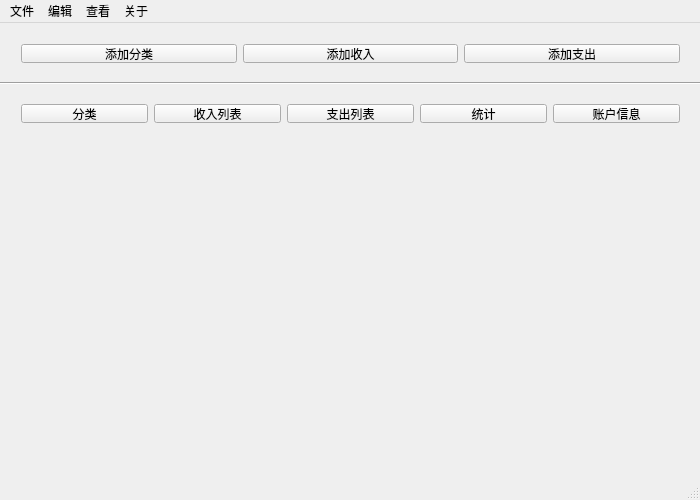
The window that mainwindow.ui (chaideblog/DailyAccount) describes before a commit, drawn with Qt 5.
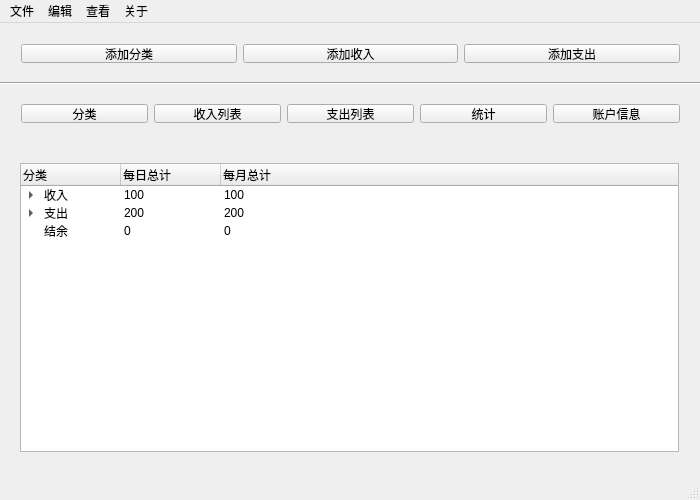
The same window after the commit.

```diff
--- a/mainwindow.ui
+++ b/mainwindow.ui
@@ -110,6 +110,92 @@
      </item>
     </layout>
    </widget>
+   <widget class="QWidget" name="verticalLayoutWidget">
+    <property name="geometry">
+     <rect>
+      <x>9</x>
+      <y>129</y>
+      <width>681</width>
+      <height>311</height>
+     </rect>
+    </property>
+    <layout class="QVBoxLayout" name="verticalLayout">
+     <item>
+      <widget class="QTreeWidget" name="treeWidget">
+       <column>
+        <property name="text">
+         <string>分类</string>
+        </property>
+       </column>
+       <column>
+        <property name="text">
+         <string>每日总计</string>
+        </property>
+       </column>
+       <column>
+        <property name="text">
+         <string>每月总计</string>
+        </property>
+       </column>
+       <item>
+        <property name="text">
+         <string>收入</string>
+        </property>
+        <property name="text">
+         <string>100</string>
+        </property>
+        <property name="text">
+         <string>100</string>
+        </property>
+        <item>
+         <property name="text">
+          <string>工资</string>
+         </property>
+         <property name="text">
+          <string>99</string>
+         </property>
+         <property name="text">
+          <string>99</string>
+         </property>
+        </item>
+       </item>
+       <item>
+        <property name="text">
+         <string>支出</string>
+        </property>
+        <property name="text">
+         <string>200</string>
+        </property>
+        <property name="text">
+         <string>200</string>
+        </property>
+        <item>
+         <property name="text">
+          <string>衣服</string>
+         </property>
+         <property name="text">
+          <string>1</string>
+         </property>
+         <property name="text">
+          <string>1</string>
+         </property>
+        </item>
+       </item>
+       <item>
+        <property name="text">
+         <string>结余</string>
+        </property>
+        <property name="text">
+         <string>0</string>
+        </property>
+        <property name="text">
+         <string>0</string>
+        </property>
+       </item>
+      </widget>
+     </item>
+    </layout>
+   </widget>
   </widget>
   <widget class="QMenuBar" name="menuBar">
    <property name="geometry">
```
Left out of the diff: 5 changed lines with no effect on the pictures.
